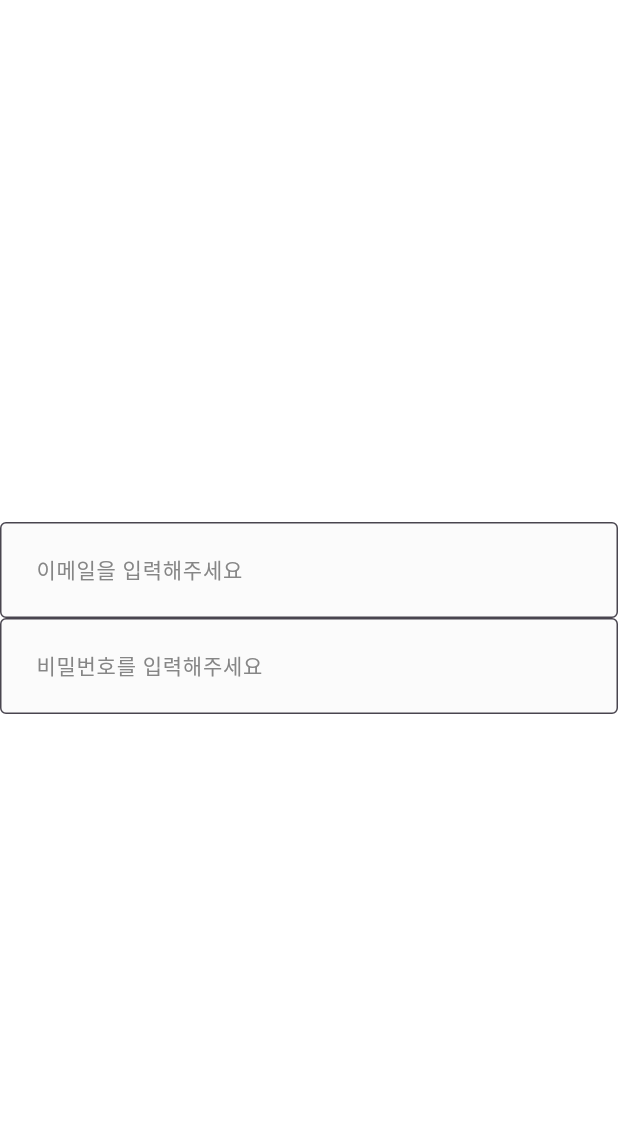
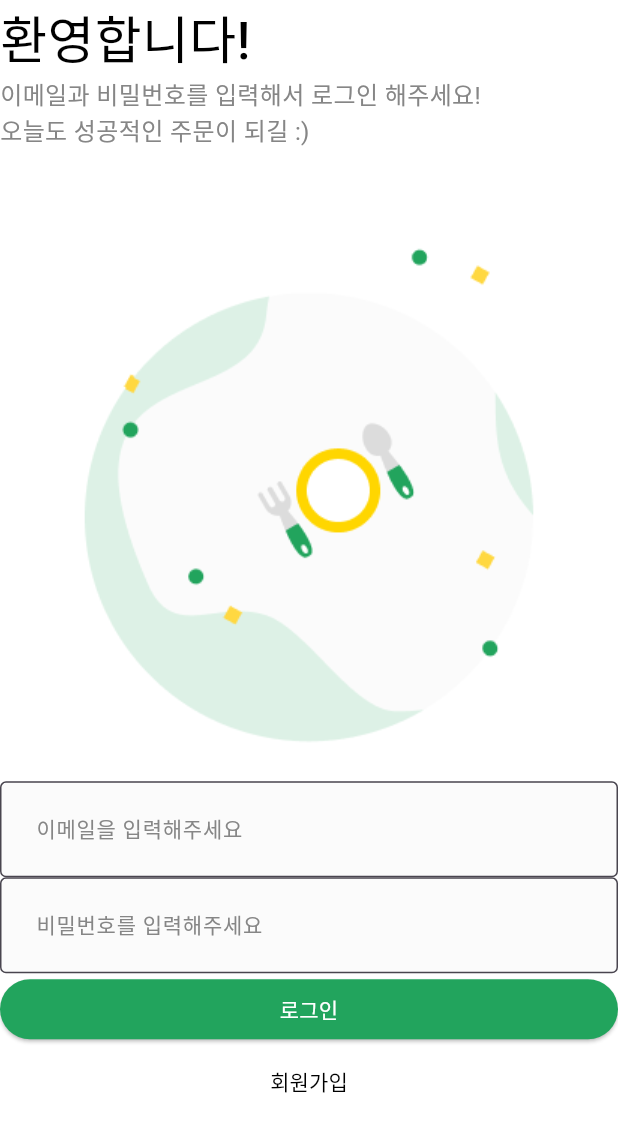
Before and after one commit to poeticDev/flutter_middle, a Flutter app: the screen it shows after launch, on a phone screen of 412 x 824 dp. Shown: the top 1132 px of the screen. Run offline on Flutter 3.47's test engine with Material 3 defaults, Android fonts, the phone set to English and light mode, and no system bars; Roboto replaces fonts that are missing (NotoSans).

Commit message:
17강까지 완료

```diff
--- /dev/null
+++ b/lib/common/layout/default_layout.dart
@@ -0,0 +1,18 @@
+import 'package:flutter/material.dart';
+
+class DefaultLayout extends StatelessWidget {
+  final Widget child;
+
+  const DefaultLayout({
+    super.key,
+    required this.child,
+  });
+
+  @override
+  Widget build(BuildContext context) {
+    return Scaffold(
+      backgroundColor: Colors.white,
+      body: child,
+    );
+  }
+}
--- a/lib/main.dart
+++ b/lib/main.dart
@@ -1,4 +1,5 @@
 import 'package:actual2/common/component/custom_text_form_field.dart';
+import 'package:actual2/user/view/login_screen.dart';
 import 'package:flutter/material.dart';
 
 void main() {
@@ -13,24 +14,11 @@ class _App extends StatelessWidget {
   @override
   Widget build(BuildContext context) {
     return MaterialApp(
+      theme: ThemeData(
+        fontFamily: 'NotoSans'
+      ),
       debugShowCheckedModeBanner: false,
-      home: Scaffold(
-        backgroundColor: Colors.white,
-        body: Column(
-          mainAxisAlignment: MainAxisAlignment.center,
-          children: [
-            CustomTextFormField(
-              hintText: '이메일을 입력해주세요',
-              onChanged: (String value) {},
-            ),
-            CustomTextFormField(
-              hintText: '비밀번호를 입력해주세요',
-              onChanged: (String value) {},
-              obscureText: true,
-            ),
-          ],
-        ),
-      ),
+      home: LoginScreen()
     );
   }
 }
--- /dev/null
+++ b/lib/user/view/login_screen.dart
@@ -0,0 +1,79 @@
+import 'package:actual2/common/component/custom_text_form_field.dart';
+import 'package:actual2/common/const/colors.dart';
+import 'package:actual2/common/layout/default_layout.dart';
+import 'package:flutter/material.dart';
+
+class LoginScreen extends StatelessWidget {
+  const LoginScreen({super.key});
+
+  @override
+  Widget build(BuildContext context) {
+    return DefaultLayout(
+      child: SafeArea(
+        top: true,
+        bottom: false,
+        child: Column(
+          crossAxisAlignment: CrossAxisAlignment.stretch,
+          children: [
+            _Title(),
+            _SubTitle(),
+            Image.asset(
+              'asset/img/misc/logo.png',
+              width: MediaQuery.of(context).size.width * 2 / 3,
+            ),
+            CustomTextFormField(
+              hintText: '이메일을 입력해주세요',
+              onChanged: (String value) {},
+            ),
+            CustomTextFormField(
+              hintText: '비밀번호를 입력해주세요',
+              onChanged: (String value) {},
+              obscureText: true,
+            ),
+            ElevatedButton(
+              onPressed: () {},
+              style: ElevatedButton.styleFrom(
+                backgroundColor: PRIMARY_COLOR,
+                foregroundColor: Colors.white,
+              ),
+              child: Text('로그인'),
+            ),
+            TextButton(
+              onPressed: () {},
+              style: TextButton.styleFrom(
+                foregroundColor: Colors.black,
+              ),
+              child: Text('회원가입'),
+            ),
+          ],
+        ),
+      ),
+    );
+  }
+}
+
+class _Title extends StatelessWidget {
+  const _Title({super.key});
+
+  @override
+  Widget build(BuildContext context) {
+    return Text('환영합니다!',
+        style: TextStyle(
+            fontSize: 34, fontWeight: FontWeight.w500, color: Colors.black));
+  }
+}
+
+class _SubTitle extends StatelessWidget {
+  const _SubTitle({super.key});
+
+  @override
+  Widget build(BuildContext context) {
+    return Text(
+      '이메일과 비밀번호를 입력해서 로그인 해주세요!\n오늘도 성공적인 주문이 되길 :)',
+      style: TextStyle(
+        fontSize: 16,
+        color: BODY_TEXT_COLOR,
+      ),
+    );
+  }
+}
```
Also changed, not shown: pubspec.yaml (+23 -15 lines).
